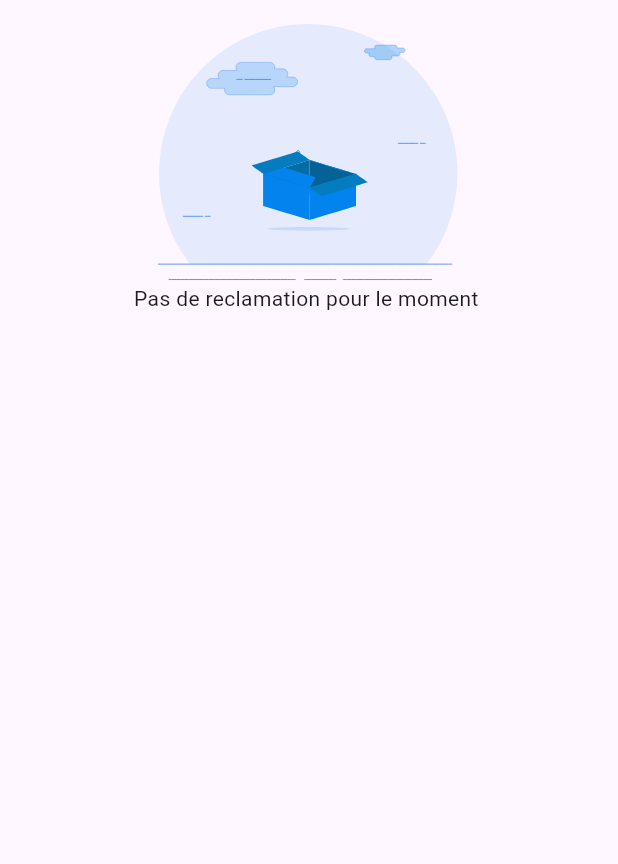
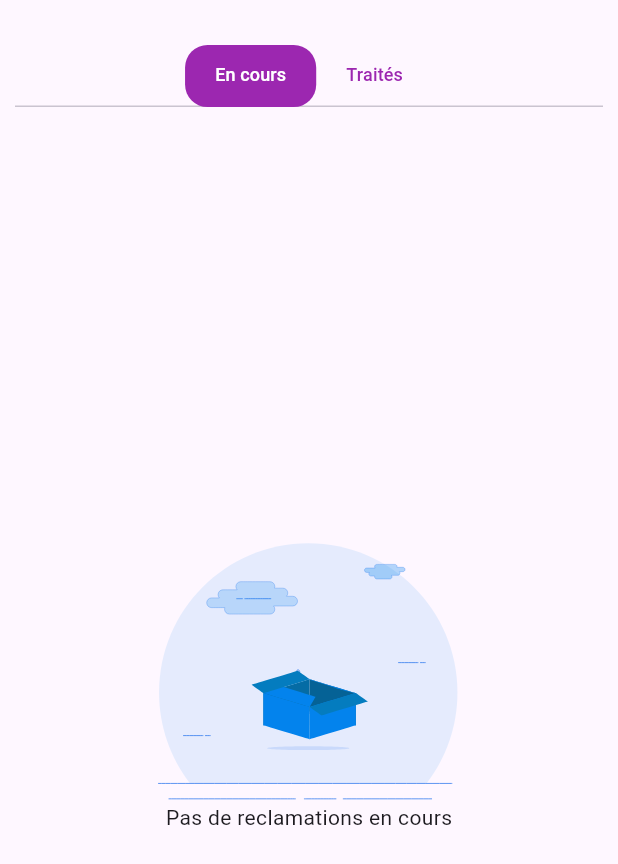
Before and after one commit to FathiAyari/sonede, a Flutter app: the Reclamations screen opened directly, on a phone screen of 412 x 824 dp. Shown: the top 864 px of the screen. Run offline on Flutter 3.47's test engine with Material 3 defaults, Android fonts, the phone set to English and light mode, and no system bars; our stand-ins replace cloud_firestore, file_picker, firebase_auth, firebase_core, firebase_storage, flutter_slidable and 5 more; accounts and stored records are empty; project files that could hold a hidden picture were left out.

Commit message:
add notifications and fetch reclamations for the admin

```diff
--- a/lib/models/Notification.dart
+++ b/lib/models/Notification.dart
@@ -1,11 +1,13 @@
 class Notifications {
   final String userId;
+  final String id;
   final String content;
   final DateTime date;
 
   Notifications({
     required this.userId,
     required this.content,
+    required this.id,
     required this.date,
   });
 
@@ -13,6 +15,7 @@ class Notifications {
   factory Notifications.fromJson(Map<String, dynamic> json) {
     return Notifications(
       userId: json['userId'],
+      id: json['id'],
       content: json['content'],
       date: json['date'].toDate(),
     );
--- /dev/null
+++ b/lib/presentation/admin/admin_pending_reclamations.dart
@@ -0,0 +1,112 @@
+import 'package:cloud_firestore/cloud_firestore.dart';
+import 'package:flutter/material.dart';
+import 'package:flutter_slidable/flutter_slidable.dart';
+import 'package:fluttertoast/fluttertoast.dart';
+import 'package:intl/intl.dart';
+import 'package:lottie/lottie.dart';
+import 'package:readmore/readmore.dart';
+import 'package:sonede/models/Reclamation.dart';
+
+class AdminPendingReclamations extends StatefulWidget {
+  const AdminPendingReclamations({Key? key}) : super(key: key);
+
+  @override
+  State<AdminPendingReclamations> createState() => _AdminPendingReclamationsState();
+}
+
+class _AdminPendingReclamationsState extends State<AdminPendingReclamations> {
+  @override
+  Widget build(BuildContext context) {
+    return Scaffold(
+      body: StreamBuilder(
+          stream: FirebaseFirestore.instance.collection('reclamations').where("status", isEqualTo: 0).snapshots(),
+          builder: (context, snapshot) {
+            if (snapshot.hasData) {
+              List<Reclamation> bc = [];
+              for (var data in snapshot.data!.docs.toList()) {
+                bc.add(Reclamation.fromJson(data.data() as Map<String, dynamic>));
+              }
+              if (bc.isNotEmpty) {
+                return Padding(
+                  padding: const EdgeInsets.all(8.0),
+                  child: ListView.builder(
+                      itemCount: bc.length,
+                      itemBuilder: (context, index) {
+                        return Padding(
+                          padding: const EdgeInsets.symmetric(vertical: 5),
+                          child: Container(
+                            width: double.infinity,
+                            decoration:
+                                BoxDecoration(borderRadius: BorderRadius.circular(10), color: Colors.blue.withOpacity(0.4)),
+                            child: Padding(
+                              padding: const EdgeInsets.all(8.0),
+                              child: ClipRRect(
+                                borderRadius: BorderRadius.circular(20),
+                                child: Slidable(
+                                  startActionPane: ActionPane(
+                                    motion: const ScrollMotion(),
+                                    children: [
+                                      SlidableAction(
+                                        backgroundColor: Colors.blue,
+                                        foregroundColor: Colors.white,
+                                        icon: Icons.cancel,
+                                        onPressed: (BuildContext ctx) {},
+                                      ),
+                                      SlidableAction(
+                                        onPressed: (BuildContext ctx) {
+                                          snapshot.data!.docs[index].reference.update({'status': 1});
+                                          var notifColl = FirebaseFirestore.instance.collection('notifications');
+
+                                          var notifDoc = notifColl.doc();
+                                          notifDoc.set({
+                                            "userId": bc[index].userId,
+                                            "content": "Un admin a traité votre reclamation",
+                                            "date": DateTime.now(),
+                                            "id": notifDoc.id
+                                          });
+                                          Fluttertoast.showToast(
+                                            msg: "Reclamation traité avec succès",
+                                            backgroundColor: Colors.green,
+                                          );
+                                        },
+                                        backgroundColor: Colors.green,
+                                        foregroundColor: Colors.white,
+                                        icon: Icons.done_all,
+                                      ),
+                                    ],
+                                  ),
+                                  child: ListTile(
+                                    title: ReadMoreText(
+                                      "${bc[index].content} ",
+                                      trimMode: TrimMode.Line,
+                                      trimLines: 2,
+                                      colorClickableText: Colors.white,
+                                      trimCollapsedText: 'Afficher plus',
+                                      trimExpandedText: 'Afficher moins',
+                                      moreStyle: TextStyle(fontSize: 14, fontWeight: FontWeight.bold),
+                                    ),
+                                    subtitle: Text(" Creé le : ${DateFormat("yyyy/MM/dd").format(bc[index].date)} "),
+                                  ),
+                                ),
+                              ),
+                            ),
+                          ),
+                        );
+                      }),
+                );
+              } else {
+                return Center(
+                  child: Column(
+                    mainAxisAlignment: MainAxisAlignment.center,
+                    children: [Lottie.asset("assets/lotties/empty.json"), Text("Pas de reclamations en cours")],
+                  ),
+                );
+              }
+            }
+            return Center(
+              child: CircularProgressIndicator(),
+            );
+          }),
+    );
+  }
+}
--- a/lib/presentation/admin/reclamations.dart
+++ b/lib/presentation/admin/reclamations.dart
@@ -1,10 +1,7 @@
-import 'package:cloud_firestore/cloud_firestore.dart';
 import 'package:flutter/material.dart';
-import 'package:intl/intl.dart';
-import 'package:lottie/lottie.dart';
-import 'package:sonede/models/Reclamation.dart';
-import 'package:sonede/models/User.dart';
-import 'package:sonede/presentation/ressources/colors.dart';
+import 'package:sonede/presentation/admin/admin_pending_reclamations.dart';
+import 'package:sonede/presentation/admin/admin_treated_reclamations.dart';
+import 'package:sonede/presentation/ressources/dimensions/constants.dart';
 
 class Reclamations extends StatefulWidget {
   const Reclamations({Key? key}) : super(key: key);
@@ -13,17 +10,93 @@ class Reclamations extends StatefulWidget {
   State<Reclamations> createState() => _ReclamationsState();
 }
 
-class _ReclamationsState extends State<Reclamations> {
+class _ReclamationsState extends State<Reclamations> with TickerProviderStateMixin {
+  late TabController _tabController;
+  void initState() {
+    super.initState();
+    _tabController = TabController(length: 2, vsync: this, initialIndex: 0)
+      ..addListener(() {
+        setState(() {});
+      });
+  }
+
   @override
   Widget build(BuildContext context) {
     return SafeArea(
       child: Scaffold(
-          body: Padding(
-        padding: const EdgeInsets.symmetric(horizontal: 8, vertical: 4),
-        child: Column(
+        body: Column(
           children: [
+            Padding(
+              padding: const EdgeInsets.only(top: 30, bottom: 10, left: 10, right: 10),
+              child: Container(
+                alignment: Alignment.center,
+                child: TabBar(
+                  isScrollable: true,
+                  unselectedLabelStyle: TextStyle(color: Colors.purple),
+                  indicatorColor: Colors.purple,
+                  unselectedLabelColor: Colors.purple,
+                  indicatorSize: TabBarIndicatorSize.tab,
+                  indicator: BoxDecoration(borderRadius: BorderRadius.circular(15), color: Colors.purple),
+                  controller: _tabController,
+                  tabAlignment: TabAlignment.center,
+                  labelColor: Colors.white,
+                  tabs: [
+                    Container(
+                      padding: EdgeInsets.symmetric(
+                        vertical: Constants.screenHeight * 0.009,
+                      ),
+                      decoration: BoxDecoration(borderRadius: BorderRadius.circular(15)),
+                      child: Padding(
+                        padding: const EdgeInsets.all(4.0),
+                        child: Text(
+                          "En cours",
+                          style: TextStyle(
+                            fontSize: Constants.screenHeight * 0.015,
+                          ),
+                        ),
+                      ),
+                    ),
+                    Container(
+                      padding: EdgeInsets.symmetric(
+                        vertical: Constants.screenHeight * 0.009,
+                      ),
+                      decoration: BoxDecoration(borderRadius: BorderRadius.circular(15)),
+                      child: Padding(
+                        padding: const EdgeInsets.all(4.0),
+                        child: Text(
+                          "Traités",
+                          style: TextStyle(
+                            fontSize: Constants.screenHeight * 0.015,
+                          ),
+                        ),
+                      ),
+                    ),
+                  ],
+                ),
+              ),
+            ),
             Expanded(
-              child: StreamBuilder(
+                child: Padding(
+              padding: const EdgeInsets.all(8.0),
+              child: Container(
+                child: TabBarView(
+                  physics: NeverScrollableScrollPhysics(),
+                  controller: _tabController,
+                  children: [
+                    AdminPendingReclamations(),
+                    AdminTratedReclamations(),
+                  ],
+                ),
+              ),
+            ))
+          ],
+        ),
+      ),
+    );
+  }
+}
+
+/*StreamBuilder(
                   stream: FirebaseFirestore.instance.collection('reclamations').snapshots(),
                   builder: (context, snapshot) {
                     if (snapshot.hasData) {
@@ -46,18 +119,17 @@ class _ReclamationsState extends State<Reclamations> {
                                     child: StreamBuilder(
                                         stream: FirebaseFirestore.instance.collection("users").doc(bc[index].userId).snapshots(),
                                         builder: (BuildContext context,
-                                            AsyncSnapshot<DocumentSnapshot<Map<String, dynamic>>> snapshot) {
-                                          Cuser client = Cuser.fromJson(snapshot.data as Map<String, dynamic>);
-                                          if (snapshot.hasData) {
+                                            AsyncSnapshot<DocumentSnapshot<Map<String, dynamic>>> snapshotUser) {
+                                          if (snapshotUser.hasData) {
                                             return Column(
                                               crossAxisAlignment: CrossAxisAlignment.start,
                                               children: [
                                                 Text(
-                                                  "Nom et Prénom :  ${client.name} ${client.lastName}",
+                                                  "Nom et Prénom :  ${snapshotUser.data!.get("name")} ${snapshotUser.data!.get("lastName")}",
                                                   style: TextStyle(color: Colors.white, fontSize: 20),
                                                 ),
                                                 Text(
-                                                  "Email: ${client.email}",
+                                                  "Email: ${snapshotUser.data!.get("email")}",
                                                   style: TextStyle(color: Colors.white, fontSize: 20),
                                                 ),
                                                 Text(
@@ -95,11 +167,4 @@ class _ReclamationsState extends State<Reclamations> {
                         color: AppColors.primary,
                       ),
                     );
-                  }),
-            ),
-          ],
-        ),
-      )),
-    );
-  }
-}
+                  })*/
--- a/lib/presentation/client/my_notifications.dart
+++ b/lib/presentation/client/my_notifications.dart
@@ -73,7 +73,7 @@ class _MyNotificationsState extends State<MyNotifications> {
                                     ),
                                     child: ListTile(
                                       title: Text("${bc[index].content}"),
-                                      subtitle: Text(" Creé le : ${DateFormat("yyyy/MM/dd").format(bc[index].date)} "),
+                                      subtitle: Text(" Reçu le : ${DateFormat("yyyy/MM/dd").format(bc[index].date)} "),
                                     ),
                                   ),
                                 ),
```
Also changed, not shown: lib/presentation/admin/add_invoice.dart (+9 -0 lines), lib/presentation/admin/admin_treated_reclamations.dart (added, +112 -0 lines).
